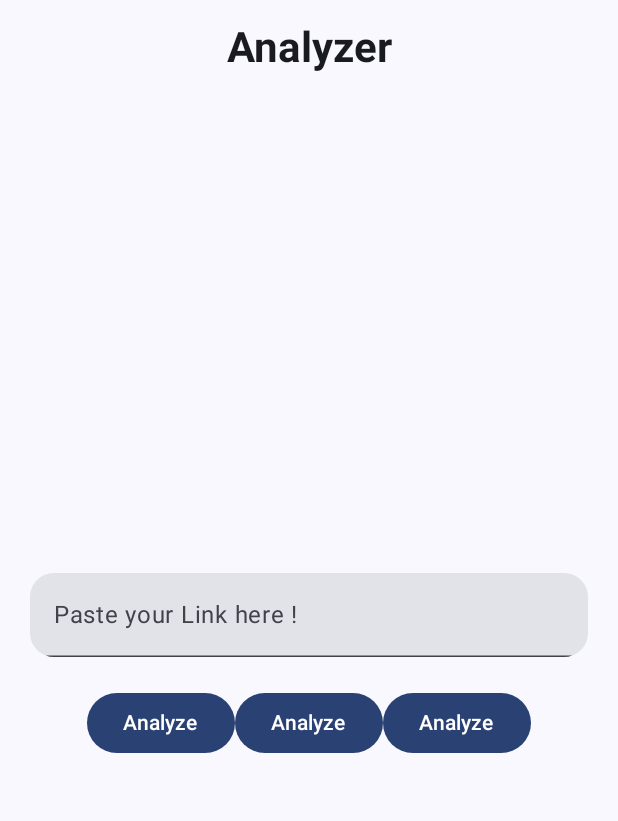
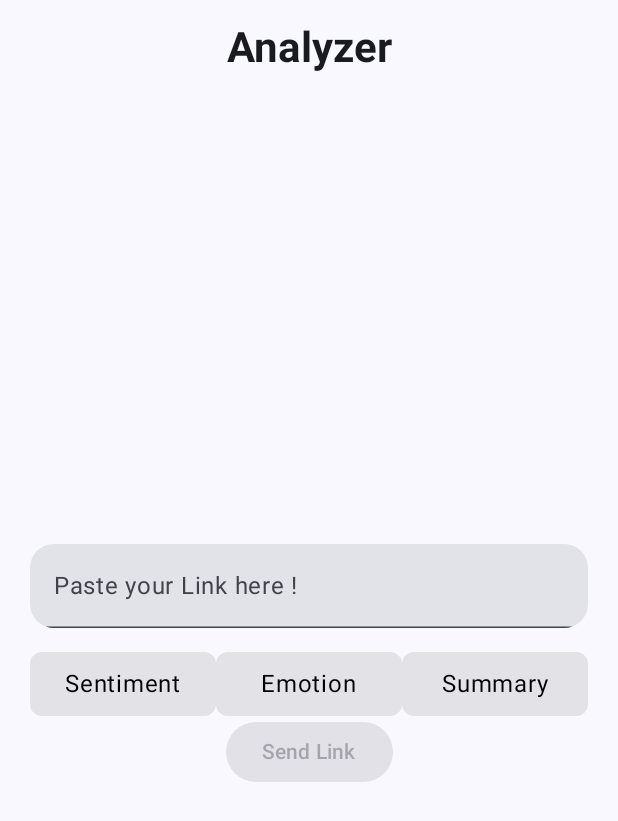
Before and after one commit to Vyankatesh-Sabu/HACK_IT_OUT, an Android app built with Jetpack Compose: the HomeScreen screen opened through its navigation route, on a phone screen of 412 x 824 dp. Shown: the top 821 px of the screen. Run offline under Robolectric (Android 15) with nearby library versions, the phone set to English and light mode, and no system bars.

```diff
--- a/app/src/main/AndroidManifest.xml
+++ b/app/src/main/AndroidManifest.xml
@@ -5,6 +5,7 @@
     <uses-permission android:name="android.permission.INTERNET"/>
     <uses-permission android:name="android.permission.ACCESS_FINE_LOCATION" />
     <uses-permission android:name="android.permission.ACCESS_COARSE_LOCATION" />
+    <uses-permission android:name="android.permission.READ_EXTERNAL_STORAGE" />
 
 
     <application
--- a/app/src/main/java/com/example/drservice/MainActivity.kt
+++ b/app/src/main/java/com/example/drservice/MainActivity.kt
@@ -8,46 +8,49 @@ import androidx.activity.ComponentActivity
 import androidx.activity.compose.setContent
 import androidx.activity.enableEdgeToEdge
 import androidx.compose.foundation.layout.fillMaxSize
-import androidx.compose.foundation.layout.padding
 import androidx.compose.material3.MaterialTheme
-import androidx.compose.material3.Scaffold
 import androidx.compose.material3.Surface
 import androidx.compose.runtime.Composable
 import androidx.compose.ui.Modifier
 import androidx.compose.ui.tooling.preview.Preview
+import androidx.lifecycle.viewmodel.compose.viewModel
 import androidx.navigation.compose.NavHost
 import androidx.navigation.compose.composable
 import androidx.navigation.compose.rememberNavController
 import com.example.drservice.data.SecureStorage
 import com.example.drservice.screen.HomeScreen
+import com.example.drservice.screen.Loading
 import com.example.drservice.screen.LoginPage
 import com.example.drservice.screen.ProductList
+import com.example.drservice.screen.SummaryScreen
 import com.example.drservice.screen.signUp
 import com.example.drservice.ui.theme.DRSERVICETheme
 import com.example.drservice.viewmodel.AuthViewModel
+import com.example.drservice.viewmodel.LinkViewModel
 import kotlinx.serialization.Serializable
 
 class MainActivity : ComponentActivity() {
     override fun onCreate(savedInstanceState: Bundle?) {
         super.onCreate(savedInstanceState)
         enableEdgeToEdge()
-        val viewModel = AuthViewModel(applicationContext)
-        // change to val
-        var token = SecureStorage.getToken(applicationContext)
+        val authViewModel = AuthViewModel(applicationContext)
+
+
+        val token = SecureStorage.getToken(applicationContext)
+
         setContent {
-            val test_id = "xyz"
-            val pass = "123"
-            val testToken = "lkdsjfahsiuuifsdsibvjiaidb"
-            // remove above 3 when deployed
-            token = testToken
-            // remove testToken too
+            val linkViewModel: LinkViewModel = viewModel()
             val navController = rememberNavController()
+            var sharedText: String? = null
             intent?.let {
                 if (it.action == Intent.ACTION_SEND && it.type == "text/plain") {
-                    val sharedText = it.getStringExtra(Intent.EXTRA_TEXT)
+                    sharedText = it.getStringExtra(Intent.EXTRA_TEXT)
                     if (sharedText != null) {
                         Log.i("My Tag","$sharedText I got it")
-                        if(token == null) Toast.makeText(this, "login first", Toast.LENGTH_LONG).show()
+                        if(token == null) Toast.makeText(this, "login first", Toast.LENGTH_LONG)
+                        else {
+                            linkViewModel.updateLink(sharedText!!)
+                        }
                     }
                 }
             }
@@ -58,13 +61,20 @@ class MainActivity : ComponentActivity() {
              ) {
                  NavHost(navController = navController, startDestination = if (token!=null) HomeScreen else SignIn) {
                      composable<SignIn> {
-                         LoginPage(navController, viewModel)
+                         LoginPage(navController, authViewModel)
                      }
                      composable<SignUp> {
                          signUp()
                      }
                      composable<HomeScreen> {
-                         HomeScreen(navController)
+                         HomeScreen(linkViewModel,navController,sharedText)
+                     }
+
+                     composable<SummaryScreen> {
+                         SummaryScreen()
+                     }
+                     composable<Loading> {
+                         Loading(navController)
                      }
                  }
              }
@@ -93,3 +103,12 @@ object SignIn
 
 @Serializable
 object HomeScreen
+
+@Serializable
+object HomeScreen1
+
+@Serializable
+object SummaryScreen
+
+@Serializable
+object Loading
--- a/app/src/main/java/com/example/drservice/model/LoginRequest.kt
+++ b/app/src/main/java/com/example/drservice/model/LoginRequest.kt
@@ -4,3 +4,6 @@ import kotlinx.serialization.Serializable
 
 @Serializable
 data class LoginRequest(val email: String, val password: String)
+
+@Serializable
+data class FirstLoginRequest(val email: String, val password: String)
--- a/app/src/main/java/com/example/drservice/screen/HomeScreen.kt
+++ b/app/src/main/java/com/example/drservice/screen/HomeScreen.kt
@@ -1,25 +1,25 @@
 package com.example.drservice.screen
 
-import androidx.compose.foundation.Image
+import androidx.compose.foundation.background
+import androidx.compose.foundation.clickable
 import androidx.compose.foundation.layout.Arrangement
 import androidx.compose.foundation.layout.Box
 import androidx.compose.foundation.layout.Column
 import androidx.compose.foundation.layout.Row
+import androidx.compose.foundation.layout.Spacer
 import androidx.compose.foundation.layout.fillMaxSize
 import androidx.compose.foundation.layout.fillMaxWidth
+import androidx.compose.foundation.layout.height
 import androidx.compose.foundation.layout.padding
 import androidx.compose.foundation.shape.RoundedCornerShape
 import androidx.compose.material3.Button
-import androidx.compose.material3.CardDefaults
-import androidx.compose.material3.CardElevation
 import androidx.compose.material3.CenterAlignedTopAppBar
-import androidx.compose.material3.ElevatedCard
 import androidx.compose.material3.ExperimentalMaterial3Api
+import androidx.compose.material3.MaterialTheme
 import androidx.compose.material3.Text
 import androidx.compose.material3.TextField
-import androidx.compose.material3.TextFieldDefaults
-import androidx.compose.material3.TopAppBar
 import androidx.compose.runtime.Composable
+import androidx.compose.runtime.collectAsState
 import androidx.compose.runtime.getValue
 import androidx.compose.runtime.mutableStateOf
 import androidx.compose.runtime.remember
@@ -27,53 +27,95 @@ import androidx.compose.runtime.saveable.rememberSaveable
 import androidx.compose.runtime.setValue
 import androidx.compose.ui.Alignment
 import androidx.compose.ui.Modifier
-import androidx.compose.ui.res.painterResource
-import androidx.compose.ui.res.stringResource
+import androidx.compose.ui.graphics.Color
 import androidx.compose.ui.text.font.FontWeight
-import androidx.compose.ui.tooling.preview.Preview
+import androidx.compose.ui.text.input.TextFieldValue
 import androidx.compose.ui.unit.dp
 import androidx.compose.ui.unit.sp
 import androidx.navigation.NavController
-import com.example.drservice.R
-
+import com.example.drservice.viewmodel.LinkViewModel
 
 
 @OptIn(ExperimentalMaterial3Api::class)
 @Composable
-fun HomeScreen(navController: NavController){
+fun HomeScreen(viewModel: LinkViewModel, navController: NavController, sharedText: String?) {
+    var linkText by remember { mutableStateOf(TextFieldValue("")) }
+    val output by viewModel.output.collectAsState()
+    val options = listOf("Sentiment","Emotion","Summary")
+    var selectedOption by remember { mutableStateOf<String?>(null) }
+    var link by rememberSaveable { mutableStateOf("") }
 
-    var link : String by rememberSaveable{ mutableStateOf("") }
-    Column  {
+    linkText = sharedText?.let { TextFieldValue(it) } ?: linkText
+
+    Column {
         CenterAlignedTopAppBar(
-            title = { Text("Analyzer", fontSize = 28.sp, fontWeight = FontWeight.Bold) },
+            title = { Text("Analyzer", fontSize = 28.sp, fontWeight = FontWeight.Bold) }
+        )
 
-        )
         Column(
-            modifier = Modifier.fillMaxSize()
+            modifier = Modifier
+                .fillMaxSize()
                 .padding(horizontal = 20.dp),
             horizontalAlignment = Alignment.CenterHorizontally,
             verticalArrangement = Arrangement.Center
         ) {
-
-            TextField(value = link, onValueChange = {
-                link = it
-            },shape = RoundedCornerShape(16.dp),
+            // Text Field for Input
+            TextField(
+                value = linkText,
+                onValueChange = {
+                    linkText = it
+                                },
+                shape = RoundedCornerShape(16.dp),
                 placeholder = { Text("Paste your Link here !") },
                 modifier = Modifier.fillMaxWidth()
             )
-            Row {
-                Button(onClick = { /*TODO*/ },modifier = Modifier.padding(top = 20.dp)) {
-                    Text("Analyze")
-                }
 
-                Button(onClick = { /*TODO*/ },modifier = Modifier.padding(top = 20.dp)) {
-                    Text("Analyze")
-                }
-                Button(onClick = { /*TODO*/ },modifier = Modifier.padding(top = 20.dp)) {
-                    Text("Analyze")
+            // Analyze Buttons (Placeholder)
+            Spacer(modifier = Modifier.height(16.dp))
+
+            // ChatGPT-style selectable options
+            Row(
+                modifier = Modifier.fillMaxWidth(),
+                horizontalArrangement = Arrangement.SpaceEvenly
+            ) {
+                options.forEach { option ->
+                    Box(
+                        modifier = Modifier
+                            .weight(1f)
+                            .background(
+                                if (selectedOption == option) MaterialTheme.colorScheme.primary else Color.Gray.copy(alpha = 0.2f),
+                                shape = RoundedCornerShape(8.dp)
+                            )
+                            .clickable { selectedOption = option }
+                            .padding(vertical = 12.dp),
+                        contentAlignment = Alignment.Center
+                    ) {
+                        Text(
+                            text = option,
+                            color = if (selectedOption == option) Color.White else Color.Black,
+                            style = MaterialTheme.typography.bodyLarge
+                        )
+                    }
                 }
             }
+
+
+            // Send Link Button
+            Button(onClick = {
+                viewModel.updateLink(linkText.text)
+                viewModel.sendLink()
+            },
+                enabled = linkText.text.isNotBlank()) {
+                Text("Send Link")
+            }
+
+            output?.let {
+                Text(text = it, style = MaterialTheme.typography.bodyLarge)
+            }
+
+
+            // Loading Indicator
+
         }
     }
-
 }
--- a/app/src/main/java/com/example/drservice/screen/SummaryScreen.kt
+++ b/app/src/main/java/com/example/drservice/screen/SummaryScreen.kt
@@ -37,7 +37,7 @@ fun TypewriterText(text: String) {
 
 @Composable
 fun SummaryScreen() {
-    val summary = "This is a dynamically typed summary appearing like ChatGPT."
+    val summary = "Error in getting response! Try after some time."
     Column(
         modifier = Modifier.fillMaxSize().padding(16.dp),
         verticalArrangement = Arrangement.Center,
--- a/app/src/main/res/mipmap-anydpi/ic_launcher.xml
+++ b/app/src/main/res/mipmap-anydpi/ic_launcher.xml
@@ -1,6 +1,6 @@
 <?xml version="1.0" encoding="utf-8"?>
 <adaptive-icon xmlns:android="http://schemas.android.com/apk/res/android">
     <background android:drawable="@drawable/ic_launcher_background" />
-    <foreground android:drawable="@drawable/ic_launcher_foreground" />
-    <monochrome android:drawable="@drawable/ic_launcher_foreground" />
+    <foreground android:drawable="@drawable/app_logo" />
+    <monochrome android:drawable="@drawable/app_logo" />
 </adaptive-icon>
--- a/app/src/main/res/mipmap-anydpi/ic_launcher_round.xml
+++ b/app/src/main/res/mipmap-anydpi/ic_launcher_round.xml
@@ -1,6 +1,6 @@
 <?xml version="1.0" encoding="utf-8"?>
 <adaptive-icon xmlns:android="http://schemas.android.com/apk/res/android">
     <background android:drawable="@drawable/ic_launcher_background" />
-    <foreground android:drawable="@drawable/ic_launcher_foreground" />
-    <monochrome android:drawable="@drawable/ic_launcher_foreground" />
+    <foreground android:drawable="@drawable/app_logo" />
+    <monochrome android:drawable="@drawable/app_logo" />
 </adaptive-icon>
```
Also changed, not shown: app/src/main/java/com/example/drservice/model/CommentResponse.kt (added, +17 -0 lines), app/src/main/java/com/example/drservice/network/ApiService.kt (+17 -1 lines), app/src/main/java/com/example/drservice/network/RetrofitInstance.kt (+26 -4 lines), app/src/main/java/com/example/drservice/screen/Loading.kt (+8 -7 lines), app/src/main/java/com/example/drservice/screen/Login.kt (+7 -5 lines), app/src/main/java/com/example/drservice/viewmodel/AuthViewModel.kt (+5 -4 lines), app/src/main/java/com/example/drservice/viewmodel/LinkViewModel.kt (added, +55 -0 lines).
